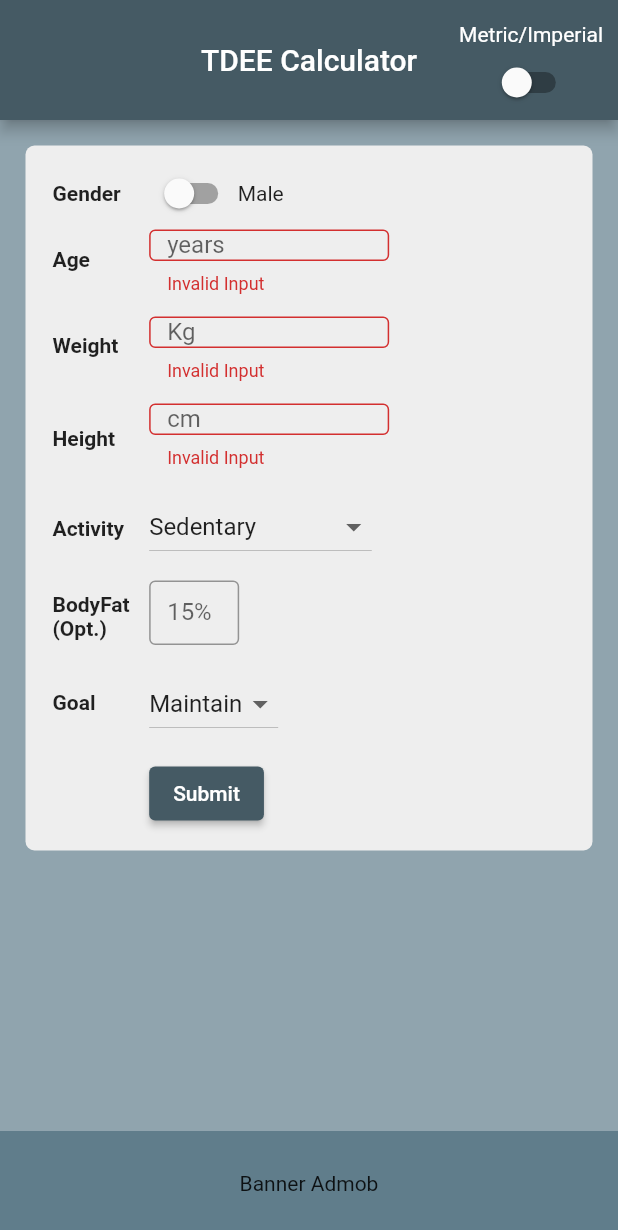
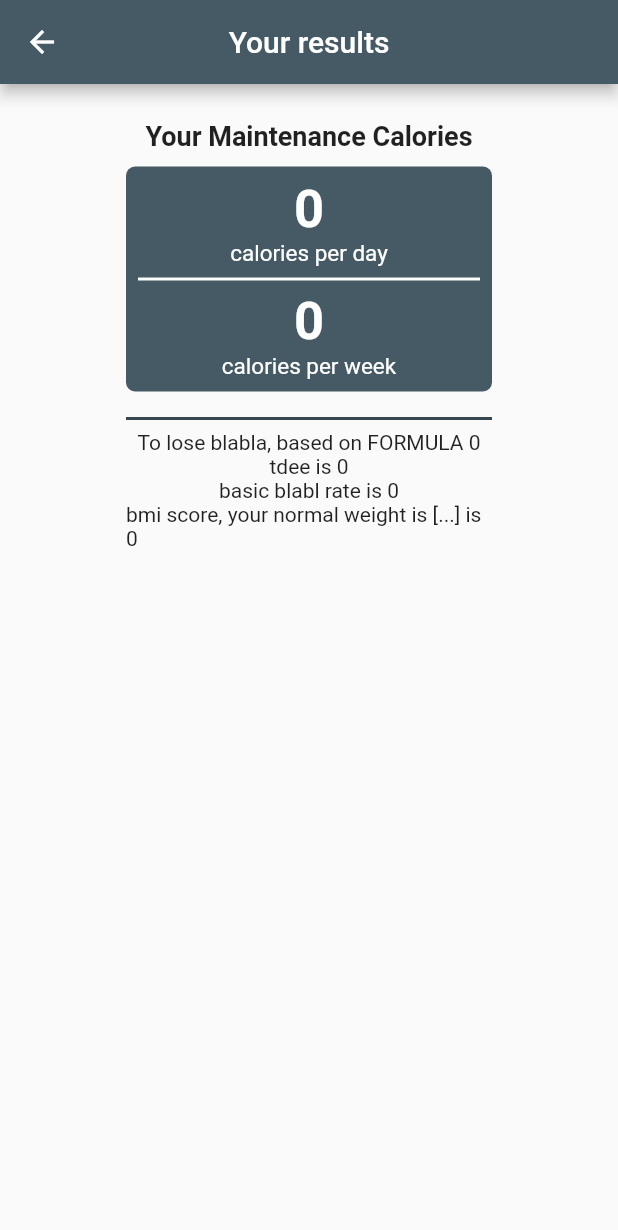
Before and after one commit to grcjariten/kilokallo, a Flutter app: the screen it shows after launch, after a tap on "Submit", on a phone screen of 412 x 824 dp. Shown: the top 1230 px of the screen. Run offline on Flutter 3.47's test engine with Material 2 defaults, Android fonts, the phone set to English and light mode, and no system bars.

Commit message:
Cosa ho fatto: Mandare i dati in una pagina con i risultati
Cosa fare:
-Sistemare un po' la pagina output
-Mettere un modo per salvare pdf
-ADMOB
-Pubblicazione

```diff
--- a/lib/main.dart
+++ b/lib/main.dart
@@ -1,5 +1,6 @@
 import 'package:flutter/material.dart';
 import 'package:flutter/services.dart';
+import 'package:tdeecalculator/output.dart';
 
 void main() {
   runApp(const MyApp());
@@ -36,6 +37,11 @@ class _MainPageState extends State<MainPage> {
   double weightValue = 70;
   double heightValue = 170;
   double bodyfatValue = 0;
+
+  double bmr = 0;
+  double tdee = 0;
+  double finalTdee = 0;
+  double bmi = 0;
 
   TextEditingController ageController = TextEditingController();
   TextEditingController weightController = TextEditingController();
@@ -309,7 +315,6 @@ class _MainPageState extends State<MainPage> {
             imperial == true
                 ? heightValue = imperialConversion(selectedHeight)
                 : null;
-            double bmr;
             if (key.currentState!.validate()) {
               bodyfatValue == 0
                   ? bmr = genderIndex +
@@ -318,9 +323,9 @@ class _MainPageState extends State<MainPage> {
                       (ageIndex * ageValue)
                   : bmr =
                       370 + (21.6 * weightValue * (100 - bodyfatValue) / 100);
-              double tdee = bmr * activityIndex();
-              double finalTdee = goalTdee(tdee);
-              double bmi = weightValue / ((heightValue/100)*(heightValue/100));
+              tdee = bmr * activityIndex();
+              finalTdee = goalTdee(tdee);
+              bmi = weightValue / ((heightValue/100)*(heightValue/100));
               print("BMR is $bmr");
               print("TDEE is $tdee");
               print("goal TDEE is $finalTdee");
@@ -328,6 +333,11 @@ class _MainPageState extends State<MainPage> {
               bodyfatValue = 0;
 
             }
+            Navigator.push(context,
+              MaterialPageRoute(builder: (context) =>
+              OutputPage(finalTdee: finalTdee, tdee: tdee, bmi: bmi, bmr: bmr,)
+              )
+            );
           },
           child: const Text("Submit"));
 
--- /dev/null
+++ b/lib/output.dart
@@ -0,0 +1,90 @@
+import 'package:flutter/material.dart';
+
+class OutputPage extends StatelessWidget {
+  const OutputPage(
+      {Key? key,
+      required this.finalTdee,
+      required this.tdee,
+      required this.bmr,
+      required this.bmi})
+      : super(key: key);
+
+  final double finalTdee;
+  final double tdee;
+  final double bmr;
+  final double bmi;
+
+  @override
+  Widget build(BuildContext context) {
+    return Scaffold(
+      appBar: AppBar(
+        backgroundColor: Colors.blueGrey[700],
+        title: const Text("Your results"),
+        centerTitle: true,
+      ),
+      body: Padding(
+        padding: const EdgeInsets.fromLTRB(84, 24, 84, 24),
+        child: Center(
+          child: Column(
+            children: [
+              Padding(
+                padding: const EdgeInsets.only(bottom: 10),
+                child: Text("Your Maintenance Calories", style: titleStyle()),
+              ),
+              Container(
+                decoration: BoxDecoration(
+                    color: Colors.blueGrey[700],
+                    borderRadius: const BorderRadius.all(Radius.circular(6))),
+                child:
+                    Padding(
+                      padding: const EdgeInsets.all(8.0),
+                      child: Column(
+                        children: [
+                          Text("${finalTdee.truncate()}", style: numberStyle(),),
+                          Text("calories per day", style: bodyStyle(),),
+                          const Divider(color: Colors.white,thickness: 2,),
+                          Text("${(finalTdee * 7).truncate()}", style: numberStyle(),),
+                          Text("calories per week", style: bodyStyle(),),
+
+            ],
+          ),
+                    ),
+      ),
+              Padding(
+                padding: const EdgeInsets.only(top: 10),
+                child: Column(
+                  children: [
+                    Divider(color: Colors.blueGrey[800], thickness: 2,),
+                    Text("To lose blabla, based on FORMULA ${(finalTdee).truncate()}"),
+                    Text("tdee is ${(tdee).truncate()}"),
+                    Text("basic blabl rate is ${(bmr).truncate()}"),
+                    Text("bmi score, your normal weight is [...] is ${(bmi).truncate()}"),
+                  ],
+                ),
+              )
+    ]),
+        )));
+  }
+
+  TextStyle titleStyle() {
+    return const TextStyle(
+      fontWeight: FontWeight.bold,
+      fontSize: 18
+    );
+  }
+
+  TextStyle bodyStyle() {
+    return const TextStyle(
+
+        color: Colors.white,
+        fontSize: 15
+    );
+  }
+  TextStyle numberStyle() {
+    return const TextStyle(
+        fontWeight: FontWeight.bold,
+        color: Colors.white,
+        fontSize: 35
+    );
+  }
+}
```
